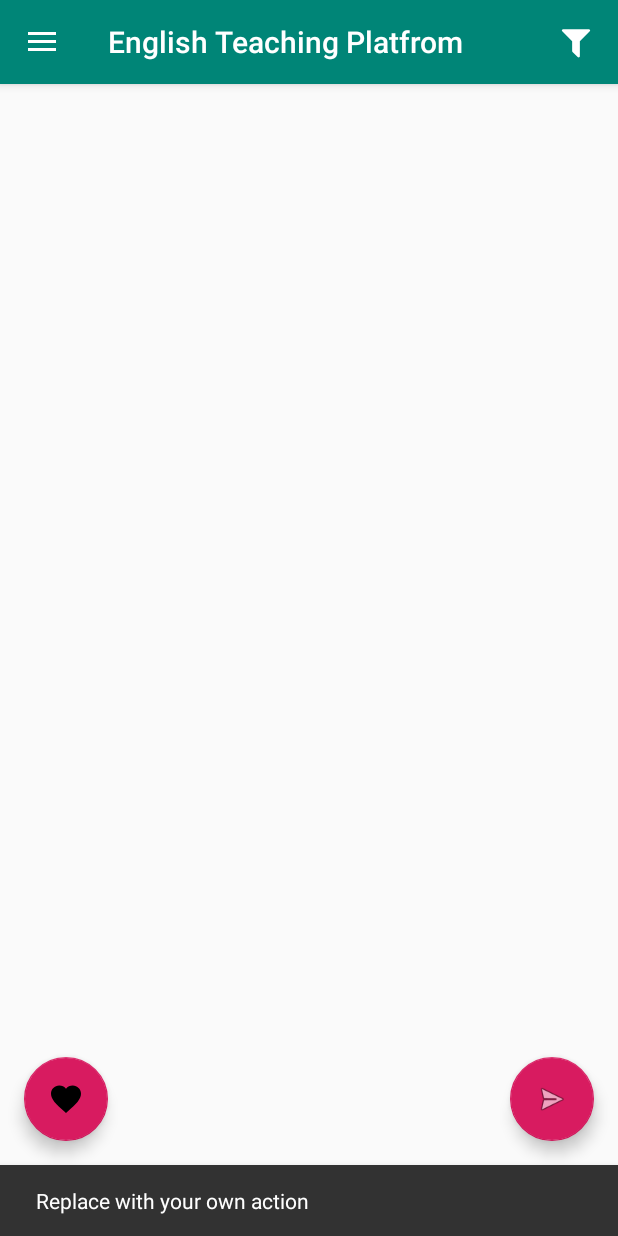
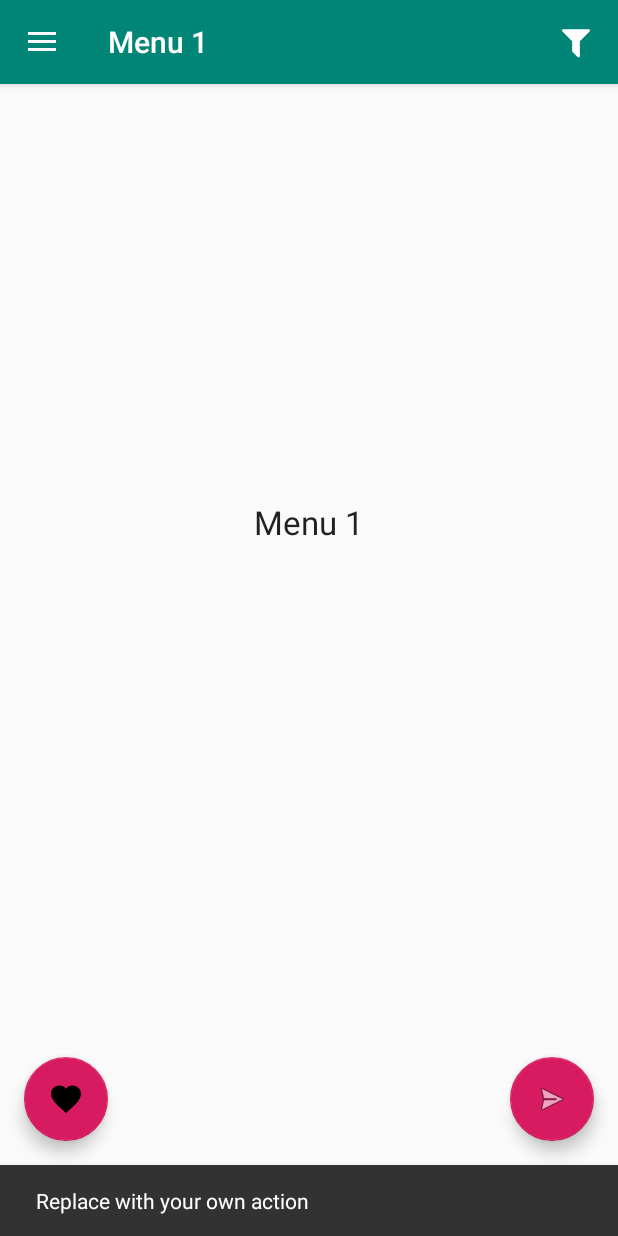
Before and after one commit to rallerG/English_teaching_platform, an Android app: the screen it shows after launch (MainActivity), after a tap on an icon or button, on a phone screen of 412 x 824 dp. Run offline under Robolectric (Android 15) with nearby library versions, the light colour scheme and no system bars; Roboto replaces fonts that are not available here.

Commit message:
Streamlined method

```diff
--- a/app/src/main/java/com/gruppe/englishteachingplatfrom/FavoriteFragment.java
+++ b/app/src/main/java/com/gruppe/englishteachingplatfrom/FavoriteFragment.java
@@ -71,6 +71,8 @@ public class FavoriteFragment extends Fragment {
             }
             recyclerView.setAdapter(new MyFavoriteRecyclerViewAdapter(ListProfile.createListProfile(10), mListener));
         }
+        getActivity().setTitle("List");
+
         return view;
     }
 
--- a/app/src/main/java/com/gruppe/englishteachingplatfrom/MainActivity.java
+++ b/app/src/main/java/com/gruppe/englishteachingplatfrom/MainActivity.java
@@ -5,6 +5,7 @@ import android.os.Bundle;
 import android.support.design.widget.FloatingActionButton;
 import android.support.design.widget.Snackbar;
 import android.support.v4.app.Fragment;
+import android.support.v4.app.FragmentTransaction;
 import android.support.v7.widget.LinearLayoutManager;
 import android.support.v7.widget.RecyclerView;
 import android.util.Log;
@@ -43,7 +44,7 @@ public class MainActivity extends AppCompatActivity
                 Snackbar.make(view, "Replace with your own action", Snackbar.LENGTH_LONG)
                         .setAction("Action", null).show();
 
-                getImages();
+//                getImages();
             }
         });
 
@@ -56,6 +57,10 @@ public class MainActivity extends AppCompatActivity
 
         NavigationView navigationView = (NavigationView) findViewById(R.id.nav_view);
         navigationView.setNavigationItemSelectedListener(this);
+
+        //Pick what fragment to display oncreate
+        displaySelectedScreen(R.id.nav_matches);
+
     }
 
     private void getImages(){
@@ -90,19 +95,19 @@ public class MainActivity extends AppCompatActivity
         mImageUrls.add("https://i.imgur.com/ZcLLrkY.jpg");
         mNames.add("Washington");
 
-        initRecyclerView();
+//        initRecyclerView();
 
     }
 
-    private void initRecyclerView(){
-        Log.d(TAG, "initRecyclerView: init recyclerview");
-
-        LinearLayoutManager layoutManager = new LinearLayoutManager(this, LinearLayoutManager.HORIZONTAL, false);
-        RecyclerView recyclerView = findViewById(R.id.recyclerView);
-        recyclerView.setLayoutManager(layoutManager);
-        RecyclerViewAdapter adapter = new RecyclerViewAdapter(this, mNames, mImageUrls);
-        recyclerView.setAdapter(adapter);
-    }
+//    private void initRecyclerView(){
+//        Log.d(TAG, "initRecyclerView: init recyclerview");
+//
+//        LinearLayoutManager layoutManager = new LinearLayoutManager(this, LinearLayoutManager.HORIZONTAL, false);
+//        RecyclerView recyclerView = findViewById(R.id.recyclerView);
+//        recyclerView.setLayoutManager(layoutManager);
+//        RecyclerViewAdapter adapter = new RecyclerViewAdapter(this, mNames, mImageUrls);
+//        recyclerView.setAdapter(adapter);
+//    }
 
     @Override
     public void onBackPressed() {
@@ -143,32 +148,69 @@ public class MainActivity extends AppCompatActivity
     @SuppressWarnings("StatementWithEmptyBody")
     @Override
     public boolean onNavigationItemSelected(MenuItem item) {
-        // Handle navigation view item clicks here.
-        int id = item.getItemId();
+            displaySelectedScreen(item.getItemId());
 
-        if (id == R.id.nav_matches) {
-            getSupportFragmentManager().beginTransaction().
-                    replace(R.id.fragmentContent, new FavoriteFragment()).
-                    commit();
-        } else if (id == R.id.nav_favorites) {
-            getSupportFragmentManager().beginTransaction().
-                    replace(R.id.fragmentContent, new FavoriteFragment()).
-                    commit();
-        } else if (id == R.id.nav_pending) {
-            getSupportFragmentManager().beginTransaction().
-                    replace(R.id.fragmentContent, new FavoriteFragment()).
-                    commit();
-        } else if (id == R.id.nav_settings) {
-            getSupportFragmentManager().beginTransaction().
-                    replace(R.id.fragmentContent, new FavoriteFragment()).
-                    commit();
-        } else if (id == R.id.nav_logout) {
+//          Handle navigation view item clicks here.
+////        int id = item.getItemId();
+////
+////        if (id == R.id.nav_matches) {
+////            getSupportFragmentManager().beginTransaction().
+////                    replace(R.id.fragmentContent, new FavoriteFragment()).
+////                    commit();
+////        } else if (id == R.id.nav_favorites) {
+////            getSupportFragmentManager().beginTransaction().
+////                    replace(R.id.fragmentContent, new FavoriteFragment()).
+////                    commit();
+////        } else if (id == R.id.nav_pending) {
+////            getSupportFragmentManager().beginTransaction().
+////                    replace(R.id.fragmentContent, new FavoriteFragment()).
+////                    commit();
+////        } else if (id == R.id.nav_settings) {
+////            getSupportFragmentManager().beginTransaction().
+////                    replace(R.id.fragmentContent, new Menu1()).
+////                    commit();
+////        } else if (id == R.id.nav_logout) {
+////
+////        }
+////
+////        DrawerLayout drawer = (DrawerLayout) findViewById(R.id.drawer_layout);
+////        drawer.closeDrawer(GravityCompat.START);
 
+        return true;
+    }
+
+    private void displaySelectedScreen(int itemId) {
+
+        //creating fragment object
+        Fragment fragment = null;
+
+        //initializing the fragment object which is selected
+        switch (itemId) {
+            case R.id.nav_matches:
+                fragment = new Menu1();
+                break;
+            case R.id.nav_favorites:
+                fragment = new FavoriteFragment();
+                break;
+            case R.id.nav_pending:
+                fragment = new Menu1();
+                break;
+            case R.id.nav_settings:
+                fragment = new FavoriteFragment();
+                break;
+            case R.id.nav_logout:
+                break;
+        }
+
+        //replacing the fragment
+        if (fragment != null) {
+            FragmentTransaction ft = getSupportFragmentManager().beginTransaction();
+            ft.replace(R.id.fragmentContent, fragment);
+            ft.commit();
         }
 
         DrawerLayout drawer = (DrawerLayout) findViewById(R.id.drawer_layout);
         drawer.closeDrawer(GravityCompat.START);
-        return true;
     }
 
     @Override
--- /dev/null
+++ b/app/src/main/java/com/gruppe/englishteachingplatfrom/Menu1.java
@@ -0,0 +1,34 @@
+package com.gruppe.englishteachingplatfrom;
+
+import android.os.Bundle;
+import android.support.annotation.Nullable;
+import android.support.v4.app.Fragment;
+import android.view.LayoutInflater;
+import android.view.View;
+import android.view.ViewGroup;
+
+
+
+/**
+ * Created by Belal on 18/09/16.
+ */
+
+
+public class Menu1 extends Fragment {
+
+    @Nullable
+    @Override
+    public View onCreateView(LayoutInflater inflater, @Nullable ViewGroup container, @Nullable Bundle savedInstanceState) {
+        //returning our layout file
+        //change R.layout.yourlayoutfilename for each of your fragments
+        return inflater.inflate(R.layout.fragment_menu_1, container, false);
+    }
+
+
+    @Override
+    public void onViewCreated(View view, @Nullable Bundle savedInstanceState) {
+        super.onViewCreated(view, savedInstanceState);
+        //you can set the title for your toolbar here for different fragments different titles
+        getActivity().setTitle("Menu 1");
+    }
+}
--- /dev/null
+++ b/app/src/main/res/layout/fragment_menu_1.xml
@@ -0,0 +1,15 @@
+<?xml version="1.0" encoding="utf-8"?>
+<RelativeLayout xmlns:android="http://schemas.android.com/apk/res/android"
+    android:layout_width="match_parent"
+    android:layout_height="match_parent">
+
+    <TextView
+        android:layout_width="wrap_content"
+        android:layout_height="wrap_content"
+        android:textAppearance="?android:attr/textAppearanceLarge"
+        android:text="Menu 1"
+        android:id="@+id/textView"
+        android:layout_centerVertical="true"
+        android:layout_centerHorizontal="true" />
+
+</RelativeLayout>
```
